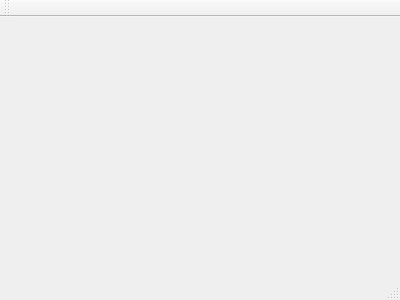
First picture: the form in form/lightplayer.ui, repository effectsToCause/lightmusic, before the edit.
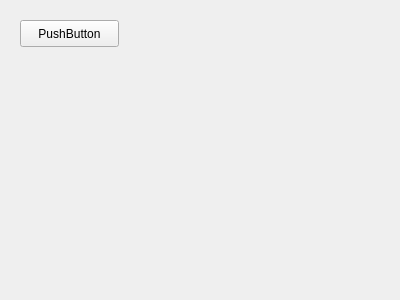
Second picture: the form after the edit.

Commit message: connect new UI to audio mechanism

What changed in the file:
```diff
--- a/form/lightplayer.ui
+++ b/form/lightplayer.ui
@@ -12,13 +12,23 @@
   <property name="windowTitle" >
    <string>lightPlayer</string>
   </property>
-  <widget class="QMenuBar" name="menuBar" />
-  <widget class="QToolBar" name="mainToolBar" />
-  <widget class="QWidget" name="centralWidget" />
-  <widget class="QStatusBar" name="statusBar" />
+  <widget class="QWidget" name="centralWidget">
+   <widget class="QPushButton" name="pushButton">
+    <property name="geometry">
+     <rect>
+      <x>20</x>
+      <y>20</y>
+      <width>99</width>
+      <height>27</height>
+     </rect>
+    </property>
+    <property name="text">
+     <string>PushButton</string>
+    </property>
+   </widget>
+  </widget>
  </widget>
- <layoutDefault spacing="6" margin="11" />
- <pixmapfunction></pixmapfunction>
+ <layoutdefault spacing="6" margin="11"/>
  <resources/>
  <connections/>
 </ui>
```
Left out of the diff: 7 changed lines with no effect on the pictures. The commit also changes 3 other files.
